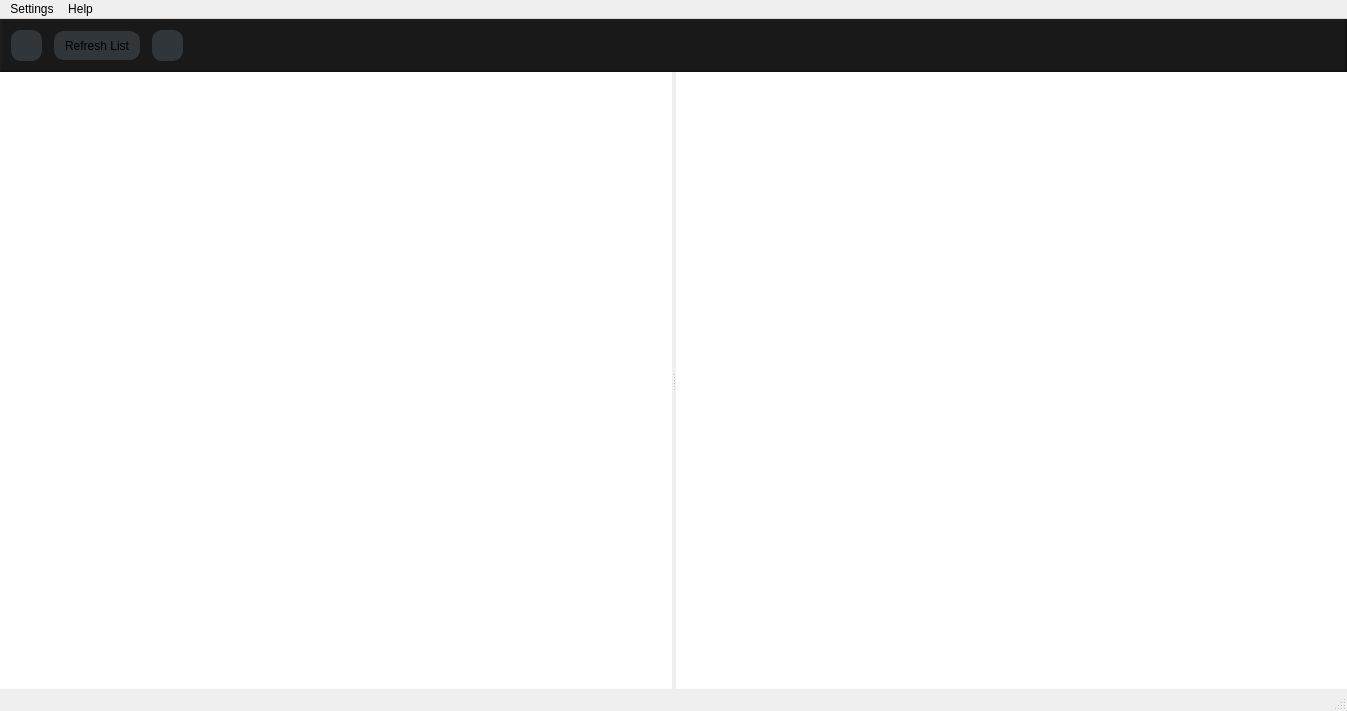
The window that mainwindow.ui (darthtenebrus/linion) describes before a commit, drawn with Qt 5.
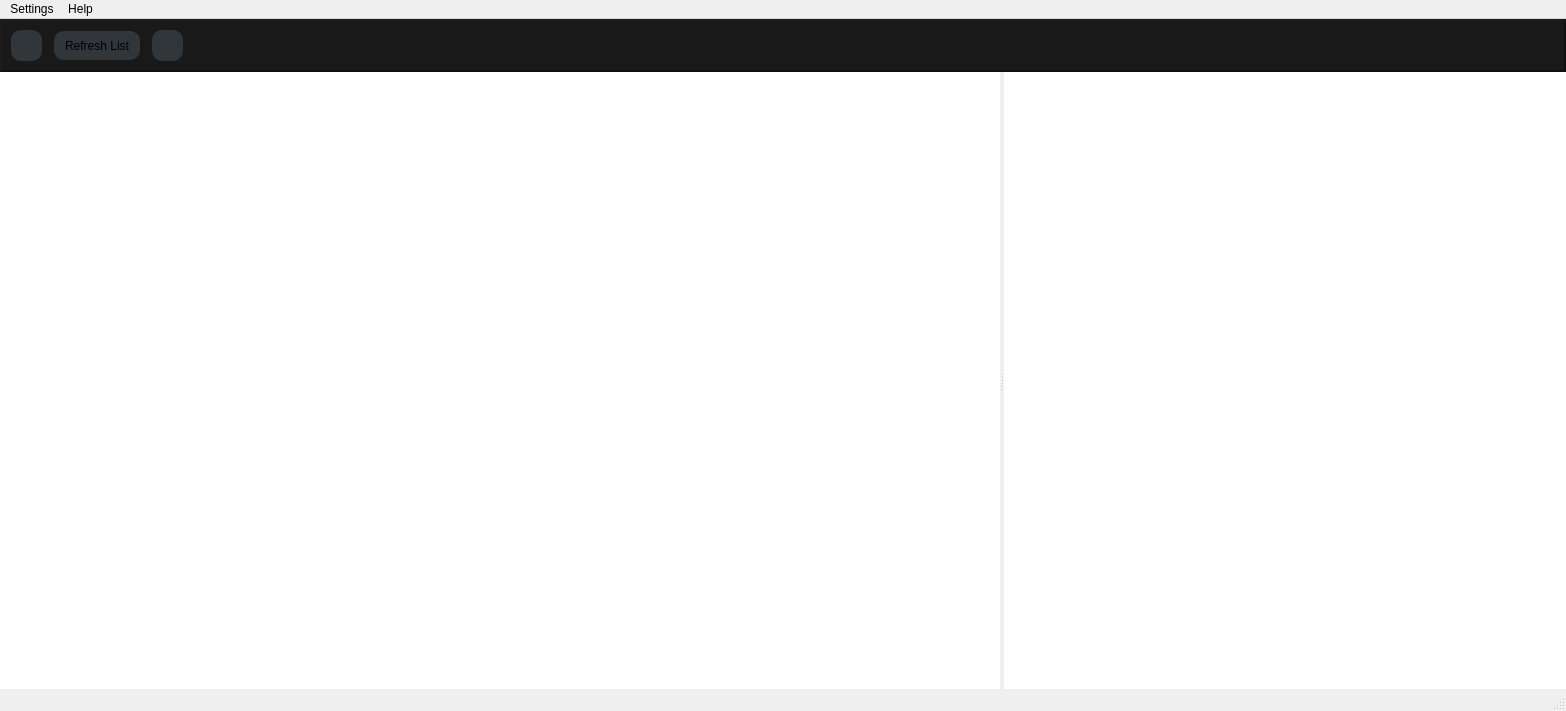
The same window after the commit. Icons and pictures are not drawn.

What changed in the file:
```diff
--- a/mainwindow.ui
+++ b/mainwindow.ui
@@ -6,7 +6,7 @@
    <rect>
     <x>0</x>
     <y>0</y>
-    <width>1347</width>
+    <width>1566</width>
     <height>711</height>
    </rect>
   </property>
@@ -174,7 +174,7 @@
        </property>
        <property name="minimumSize">
         <size>
-         <width>600</width>
+         <width>1000</width>
          <height>0</height>
         </size>
        </property>
@@ -260,7 +260,7 @@
     <rect>
      <x>0</x>
      <y>0</y>
-     <width>1347</width>
+     <width>1566</width>
      <height>32</height>
     </rect>
    </property>
```
